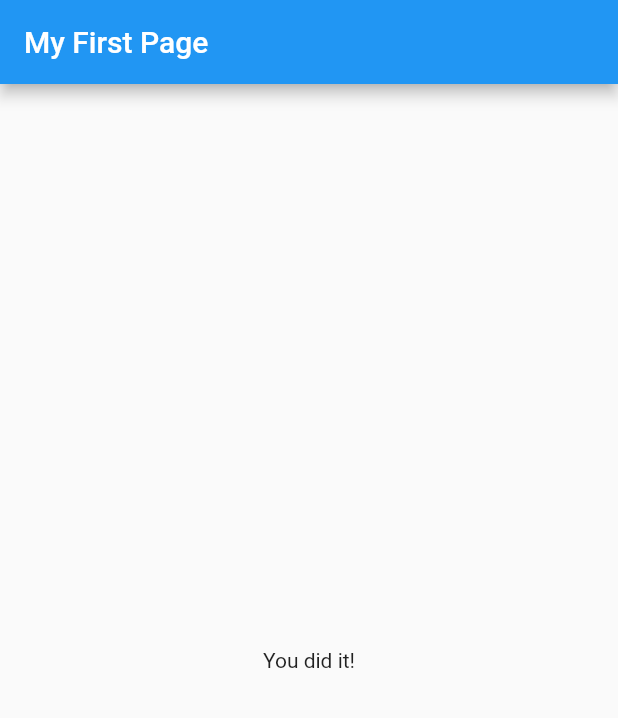
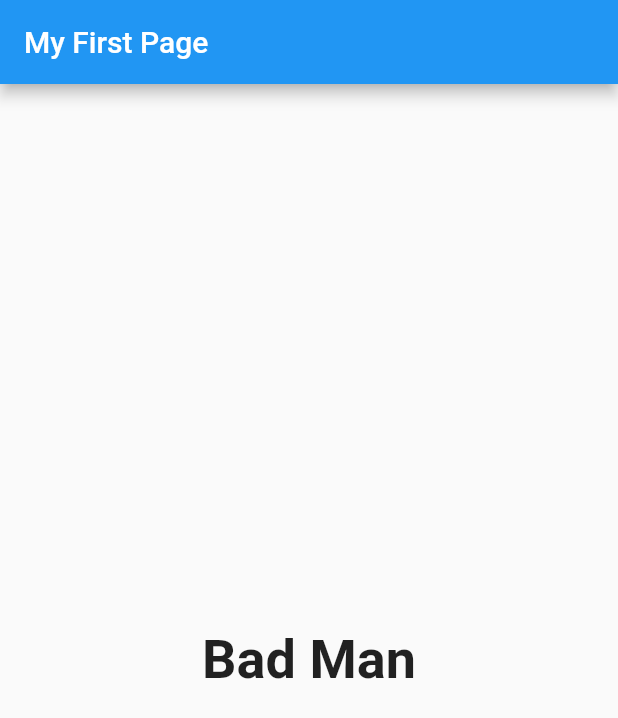
Before and after one commit to KaanHGunay/flutterLearning, a Flutter app: the screen it shows after launch, after a tap on "Black", after a tap on "Dog", after a tap on "We", on a phone screen of 412 x 824 dp. Shown: the top 718 px of the screen. Run offline on Flutter 3.47's test engine with Material 2 defaults, Android fonts, the phone set to English and light mode, and no system bars.

Commit message:
Parametreli fonksiyon referans verme

```diff
--- a/lib/main.dart
+++ b/lib/main.dart
@@ -13,21 +13,40 @@ class _MyAppState extends State<MyApp> {
   final questions = const [
     {
       'questionText': 'What\'s your favourite color?',
-      'answers': ['Black', 'Red', 'Green', 'White']
+      'answers': [
+        {'text': 'Black', 'score': 10},
+        {'text': 'Red', 'score': 8},
+        {'text': 'Green', 'score': 5},
+        {'text': 'White', 'score': 1},
+      ]
     },
     {
       'questionText': 'What\'s your favourite animal?',
-      'answers': ['Cat', 'Dog', 'Bird', 'Snake']
+      'answers': [
+        {'text': 'Cat', 'score': 5},
+        {'text': 'Dog', 'score': 6},
+        {'text': 'Bird', 'score': 3},
+        {'text': 'Snake', 'score': 10},
+      ]
     },
     {
       'questionText': 'Who\'s your favourite man?',
-      'answers': ['He', 'She', 'We', 'They']
+      'answers': [
+        {'text': 'He', 'score': 5},
+        {'text': 'She', 'score': 5},
+        {'text': 'We', 'score': 3},
+        {'text': 'They', 'score': 3},
+      ]
     }
   ];
 
   int _questionIndex = 0;
+  int _totalScore = 0;
 
-  void _answerQuestion() {
+  void _answerQuestion(int score) {
+
+    _totalScore += score;
+
     setState(() {
       _questionIndex = _questionIndex + 1;
     });
@@ -44,8 +63,7 @@ class _MyAppState extends State<MyApp> {
               questions: this.questions,
               questionIndex: this._questionIndex,
               answerQuestion: this._answerQuestion)
-            : Result(),
-      )
-    );
+          : Result(_totalScore),
+    ));
   }
 }
--- a/lib/quiz.dart
+++ b/lib/quiz.dart
@@ -19,9 +19,9 @@ class Quiz extends StatelessWidget {
     return Column(
       children: <Widget>[
         Question(questions[questionIndex]['questionText']),
-        ...(questions[questionIndex]['answers'] as List<String>)
+        ...(questions[questionIndex]['answers'] as List<Map<String, Object>>)
             .map((answer) {
-          return Answer(answerQuestion, answer);
+          return Answer(() => answerQuestion(answer['score']), answer['text']);
         })
       ],
     );
--- a/lib/result.dart
+++ b/lib/result.dart
@@ -1,10 +1,34 @@
 import 'package:flutter/material.dart';
 
 class Result extends StatelessWidget {
+  final int resultScore;
+
+  Result(this.resultScore);
+
+  String get resultPhrase {
+    String resultText;
+
+    if (resultScore <= 8) {
+      resultText = 'You are awesome';
+    } else if (resultScore <= 12) {
+      resultText = 'Likeable';
+    } else if (resultScore <= 16) {
+      resultText = 'Strange';
+    } else {
+      resultText = 'Bad Man';
+    }
+
+    return resultText;
+  }
+
   @override
   Widget build(BuildContext context) {
     return Center(
-      child: Text('You did it!'),
+      child: Text(
+        resultPhrase,
+        style: TextStyle(fontSize: 36, fontWeight: FontWeight.bold),
+        textAlign: TextAlign.center,
+      ),
     );
   }
 }
```
Also changed, not shown: 1 other file. Lines whose indentation alone changed are shown as unchanged.
